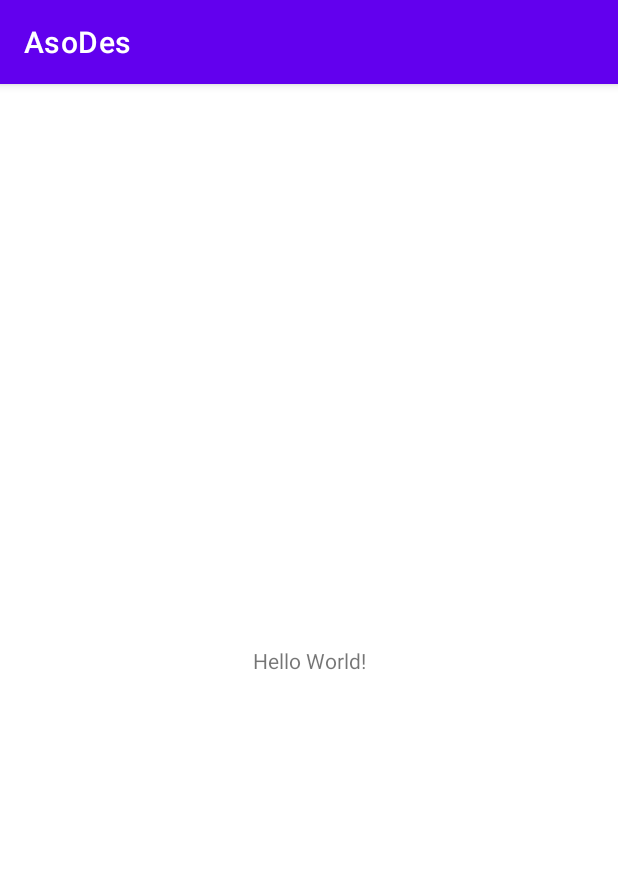
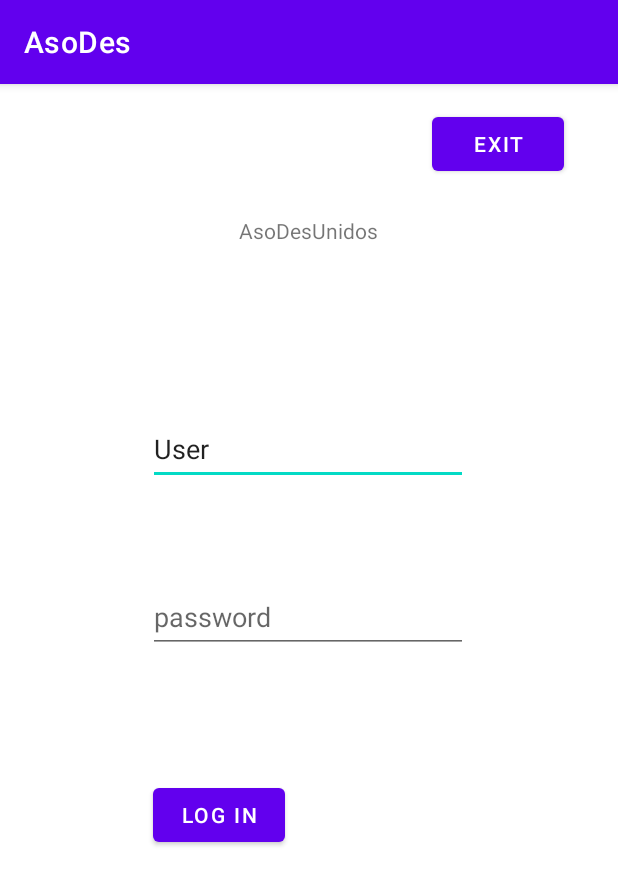
Before and after one commit to wems99/AsoDes, an Android app: the screen it shows after launch (MainActivity), on a phone screen of 412 x 824 dp. Shown: the top 885 px of the screen. Run offline under Robolectric (Android 15) with nearby library versions, the phone set to English and light mode, and no system bars.

Commit message:
login ventana, adm ventana, comienzo principal nuevo usuario

```diff
--- a/app/build.gradle
+++ b/app/build.gradle
@@ -38,6 +38,7 @@ dependencies {
     implementation 'androidx.appcompat:appcompat:1.6.1'
     implementation 'com.google.android.material:material:1.8.0'
     implementation 'androidx.constraintlayout:constraintlayout:2.1.4'
+    implementation 'com.google.android.material:material:1.8.0'
     testImplementation 'junit:junit:4.13.2'
     androidTestImplementation 'androidx.test.ext:junit:1.1.5'
     androidTestImplementation 'androidx.test.espresso:espresso-core:3.5.1'
--- a/app/src/main/AndroidManifest.xml
+++ b/app/src/main/AndroidManifest.xml
@@ -12,6 +12,12 @@
         android:theme="@style/Theme.AsoDes"
         tools:targetApi="31">
         <activity
+            android:name=".NewUserFormActivity"
+            android:exported="false" />
+        <activity
+            android:name=".AdmPrincipalActivity"
+            android:exported="false" />
+        <activity
             android:name=".MainActivity"
             android:exported="true">
             <intent-filter>
--- a/app/src/main/java/com/example/asodes/MainActivity.kt
+++ b/app/src/main/java/com/example/asodes/MainActivity.kt
@@ -2,10 +2,45 @@ package com.example.asodes
 
 import androidx.appcompat.app.AppCompatActivity
 import android.os.Bundle
+import android.view.View
+import android.widget.Button
+import android.widget.EditText
 
 class MainActivity : AppCompatActivity() {
+
+    private lateinit var logInButton: Button
+    private lateinit var userExitAppButton: Button
+    private lateinit var userTextField: EditText
+    private lateinit var userPassword: EditText
+
     override fun onCreate(savedInstanceState: Bundle?) {
         super.onCreate(savedInstanceState)
         setContentView(R.layout.activity_main)
+
+        initElements()
+        initListeners()
+    }
+
+    private fun initElements() {
+        logInButton = findViewById(R.id.loginUserButton)
+        userExitAppButton = findViewById(R.id.userExitAppButton)
+        userTextField = findViewById(R.id.userLoginEditext)
+        userPassword = findViewById(R.id.loginUserPassword)
+    }
+
+    private fun initListeners() {
+        userExitAppButton.setOnClickListener(::onUserExitAppButton)
+        logInButton.setOnClickListener(::onLogInButtonClick)
+
+    }
+
+    private fun onLogInButtonClick(view: View){
+        //Log in logic
+    }
+
+    private fun onUserExitAppButton(view: View) {
+
+        this.finishAffinity()
+
     }
 }
--- /dev/null
+++ b/app/src/main/res/drawable/window_close_solid.xml
@@ -0,0 +1,4 @@
+<vector android:height="25dp" android:viewportHeight="512"
+    android:viewportWidth="512" android:width="25dp" xmlns:android="http://schemas.android.com/apk/res/android">
+    <path android:fillColor="#FF000000" android:pathData="M464,32L48,32C21.5,32 0,53.5 0,80v352c0,26.5 21.5,48 48,48h416c26.5,0 48,-21.5 48,-48L512,80c0,-26.5 -21.5,-48 -48,-48zM380.4,322.5c4.8,4.8 4.8,12.6 0,17.4l-40.5,40.5c-4.8,4.8 -12.6,4.8 -17.4,0L256,313.3l-66.5,67.1c-4.8,4.8 -12.6,4.8 -17.4,0l-40.5,-40.5c-4.8,-4.8 -4.8,-12.6 0,-17.4l67.1,-66.5 -67.1,-66.5c-4.8,-4.8 -4.8,-12.6 0,-17.4l40.5,-40.5c4.8,-4.8 12.6,-4.8 17.4,0l66.5,67.1 66.5,-67.1c4.8,-4.8 12.6,-4.8 17.4,0l40.5,40.5c4.8,4.8 4.8,12.6 0,17.4L313.3,256l67.1,66.5z"/>
+</vector>
--- a/app/src/main/res/layout/activity_main.xml
+++ b/app/src/main/res/layout/activity_main.xml
@@ -6,12 +6,66 @@
     android:layout_height="match_parent"
     tools:context=".MainActivity">
 
-    <TextView
+    <EditText
+        android:id="@+id/userLoginEditext"
         android:layout_width="wrap_content"
         android:layout_height="wrap_content"
-        android:text="Hello World!"
-        app:layout_constraintBottom_toBottomOf="parent"
+        android:layout_marginTop="112dp"
+        android:ems="10"
+        android:inputType="textPersonName"
+        android:minHeight="48dp"
+        android:text="User"
         app:layout_constraintEnd_toEndOf="parent"
+        app:layout_constraintHorizontal_bias="0.497"
+        app:layout_constraintStart_toStartOf="parent"
+        app:layout_constraintTop_toBottomOf="@+id/textView" />
+
+    <TextView
+        android:id="@+id/textView"
+        android:layout_width="wrap_content"
+        android:layout_height="wrap_content"
+        android:layout_marginTop="88dp"
+        android:text="AsoDesUnidos"
+        app:layout_constraintEnd_toEndOf="parent"
+        app:layout_constraintHorizontal_bias="0.498"
+        app:layout_constraintStart_toStartOf="parent"
+        app:layout_constraintTop_toTopOf="parent" />
+
+    <EditText
+        android:id="@+id/loginUserPassword"
+        android:layout_width="wrap_content"
+        android:layout_height="wrap_content"
+        android:layout_marginTop="64dp"
+        android:autofillHints=""
+        android:ems="10"
+        android:hint="password"
+        android:inputType="textPassword"
+        android:minHeight="48dp"
+        app:layout_constraintEnd_toEndOf="parent"
+        app:layout_constraintHorizontal_bias="0.497"
+        app:layout_constraintStart_toStartOf="parent"
+        app:layout_constraintTop_toBottomOf="@+id/userLoginEditext" />
+
+    <Button
+        android:id="@+id/loginUserButton"
+        android:layout_width="wrap_content"
+        android:layout_height="wrap_content"
+        android:layout_marginTop="84dp"
+        android:hint="Log in"
+        android:text="Log in"
+        app:layout_constraintEnd_toEndOf="parent"
+        app:layout_constraintHorizontal_bias="0.315"
+        app:layout_constraintStart_toStartOf="parent"
+        app:layout_constraintTop_toBottomOf="@+id/loginUserPassword" />
+
+    <Button
+        android:id="@+id/userExitAppButton"
+        android:layout_width="wrap_content"
+        android:layout_height="wrap_content"
+        android:layout_marginTop="16dp"
+        android:text="Exit"
+        app:layout_constraintEnd_toEndOf="parent"
+        app:layout_constraintHorizontal_bias="0.889"
         app:layout_constraintStart_toStartOf="parent"
         app:layout_constraintTop_toTopOf="parent" />
 
--- a/app/src/main/res/values/strings.xml
+++ b/app/src/main/res/values/strings.xml
@@ -1,3 +1,4 @@
 <resources>
     <string name="app_name">AsoDes</string>
+    <string name="name">name</string>
 </resources>
```
Also changed, not shown: app/src/main/java/com/example/asodes/AdmPrincipalActivity.kt (added, +40 -0 lines), app/src/main/java/com/example/asodes/NewUserFormActivity.kt (added, +13 -0 lines), app/src/main/res/layout/activity_adm_principal.xml (added, +40 -0 lines), app/src/main/res/layout/activity_new_user_form.xml (added, +43 -0 lines).
